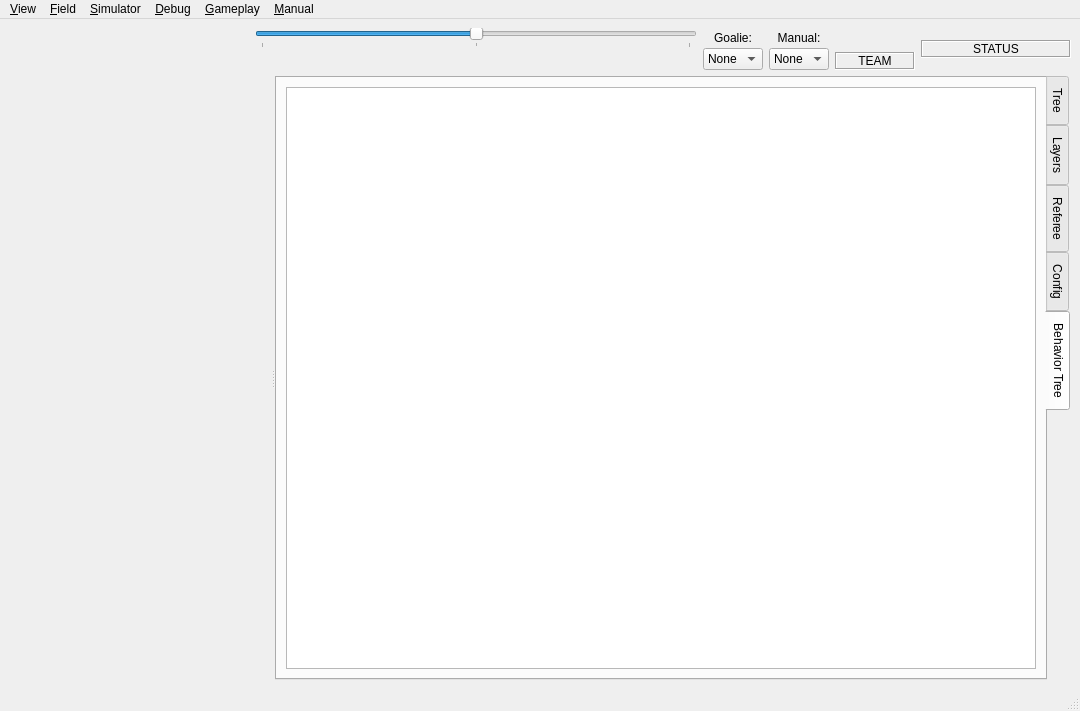
Before: the Qt Designer form soccer/ui/MainWindow.ui in RoboJackets/robocup-software, drawn with Qt 5.
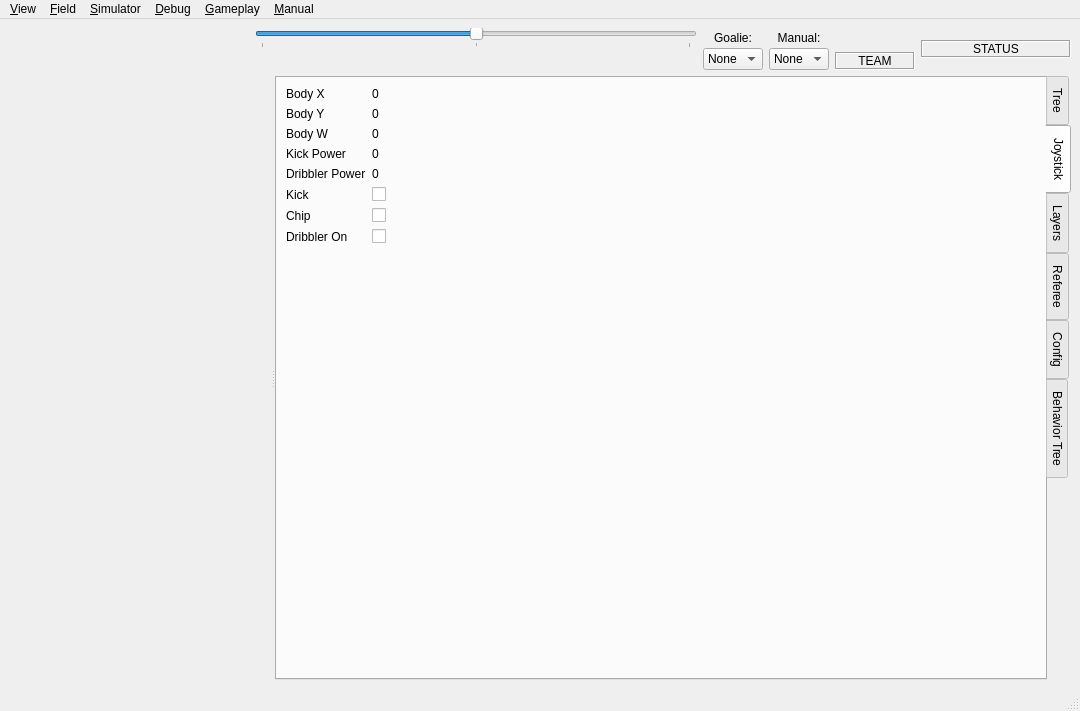
After: the same form once the commit is applied. Icons and pictures are not drawn. Custom widgets are drawn as their Qt base class.

Commit message: Adds joystick display in tabbed widget.

Patch:
```diff
--- a/soccer/ui/MainWindow.ui
+++ b/soccer/ui/MainWindow.ui
@@ -655,7 +655,7 @@
         <enum>QTabWidget::East</enum>
        </property>
        <property name="currentIndex">
-        <number>4</number>
+        <number>1</number>
        </property>
        <widget class="QWidget" name="treeTab">
         <property name="sizePolicy">
@@ -713,6 +713,137 @@
          </item>
         </layout>
        </widget>
+       <widget class="QWidget" name="joystickTab">
+        <attribute name="title">
+         <string>Joystick</string>
+        </attribute>
+        <layout class="QFormLayout" name="formLayout">
+         <property name="fieldGrowthPolicy">
+          <enum>QFormLayout::AllNonFixedFieldsGrow</enum>
+         </property>
+         <item row="0" column="0">
+          <widget class="QLabel" name="label_3">
+           <property name="text">
+            <string>Body X</string>
+           </property>
+          </widget>
+         </item>
+         <item row="0" column="1">
+          <widget class="QLabel" name="joystickBodyXLabel">
+           <property name="text">
+            <string>0</string>
+           </property>
+          </widget>
+         </item>
+         <item row="1" column="0">
+          <widget class="QLabel" name="label_5">
+           <property name="text">
+            <string>Body Y</string>
+           </property>
+          </widget>
+         </item>
+         <item row="1" column="1">
+          <widget class="QLabel" name="joystickBodyYLabel">
+           <property name="text">
+            <string>0</string>
+           </property>
+          </widget>
+         </item>
+         <item row="3" column="0">
+          <widget class="QLabel" name="label_7">
+           <property name="text">
+            <string>Kick Power</string>
+           </property>
+          </widget>
+         </item>
+         <item row="3" column="1">
+          <widget class="QLabel" name="joystickKickPowerLabel">
+           <property name="text">
+            <string>0</string>
+           </property>
+          </widget>
+         </item>
+         <item row="4" column="0">
+          <widget class="QLabel" name="label_10">
+           <property name="text">
+            <string>Dribbler Power</string>
+           </property>
+          </widget>
+         </item>
+         <item row="4" column="1">
+          <widget class="QLabel" name="joystickDibblerPowerLabel">
+           <property name="text">
+            <string>0</string>
+           </property>
+          </widget>
+         </item>
+         <item row="5" column="0">
+          <widget class="QLabel" name="label_11">
+           <property name="text">
+            <string>Kick</string>
+           </property>
+          </widget>
+         </item>
+         <item row="5" column="1">
+          <widget class="QCheckBox" name="joystickKickCheckBox">
+           <property name="enabled">
+            <bool>true</bool>
+           </property>
+           <property name="text">
+            <string/>
+           </property>
+          </widget>
+         </item>
+         <item row="7" column="0">
+          <widget class="QLabel" name="label_13">
+           <property name="text">
+            <string>Dribbler On</string>
+           </property>
+          </widget>
+         </item>
+         <item row="7" column="1">
+          <widget class="QCheckBox" name="joystickDribblerCheckBox">
+           <property name="enabled">
+            <bool>true</bool>
+           </property>
+           <property name="text">
+            <string/>
+           </property>
+          </widget>
+         </item>
+         <item row="6" column="0">
+          <widget class="QLabel" name="label_15">
+           <property name="text">
+            <string>Chip</string>
+           </property>
+          </widget>
+         </item>
+         <item row="6" column="1">
+          <widget class="QCheckBox" name="joystickChipCheckBox">
+           <property name="enabled">
+            <bool>true</bool>
+           </property>
+           <property name="text">
+            <string/>
+           </property>
+          </widget>
+         </item>
+         <item row="2" column="0">
+          <widget class="QLabel" name="label_17">
+           <property name="text">
+            <string>Body W</string>
+           </property>
+          </widget>
+         </item>
+         <item row="2" column="1">
+          <widget class="QLabel" name="joystickBodyWLabel">
+           <property name="text">
+            <string>0</string>
+           </property>
+          </widget>
+         </item>
+        </layout>
+       </widget>
        <widget class="QWidget" name="layerTab">
         <attribute name="title">
          <string>Layers</string>
```
The commit also changes 5 other files.
